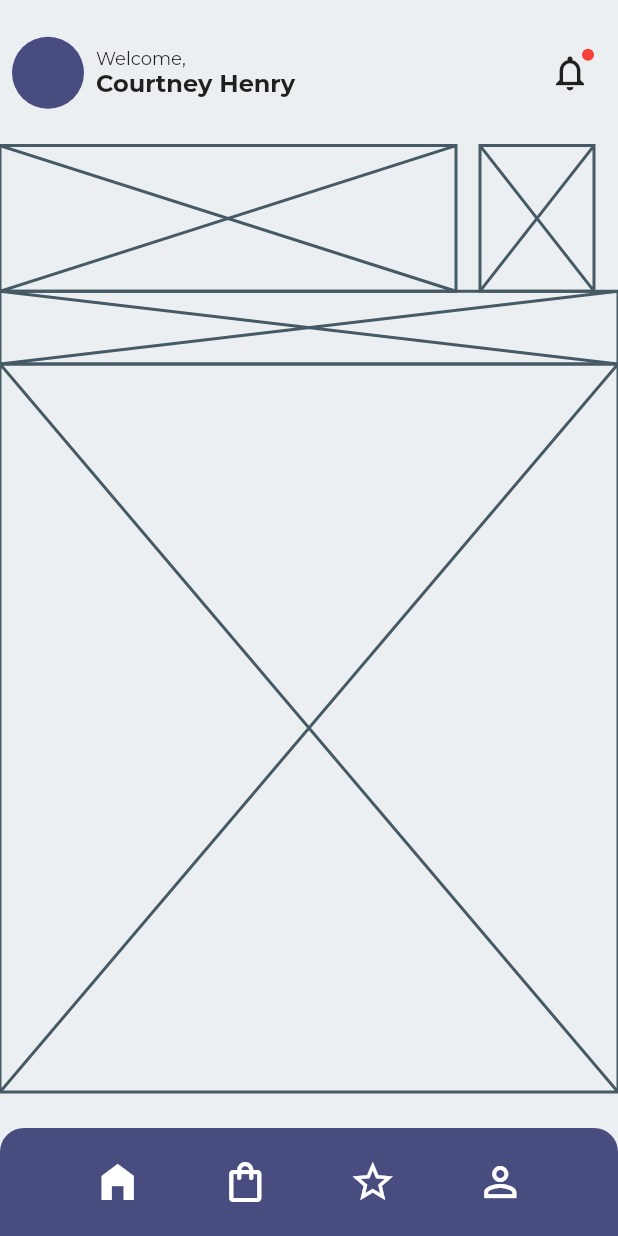
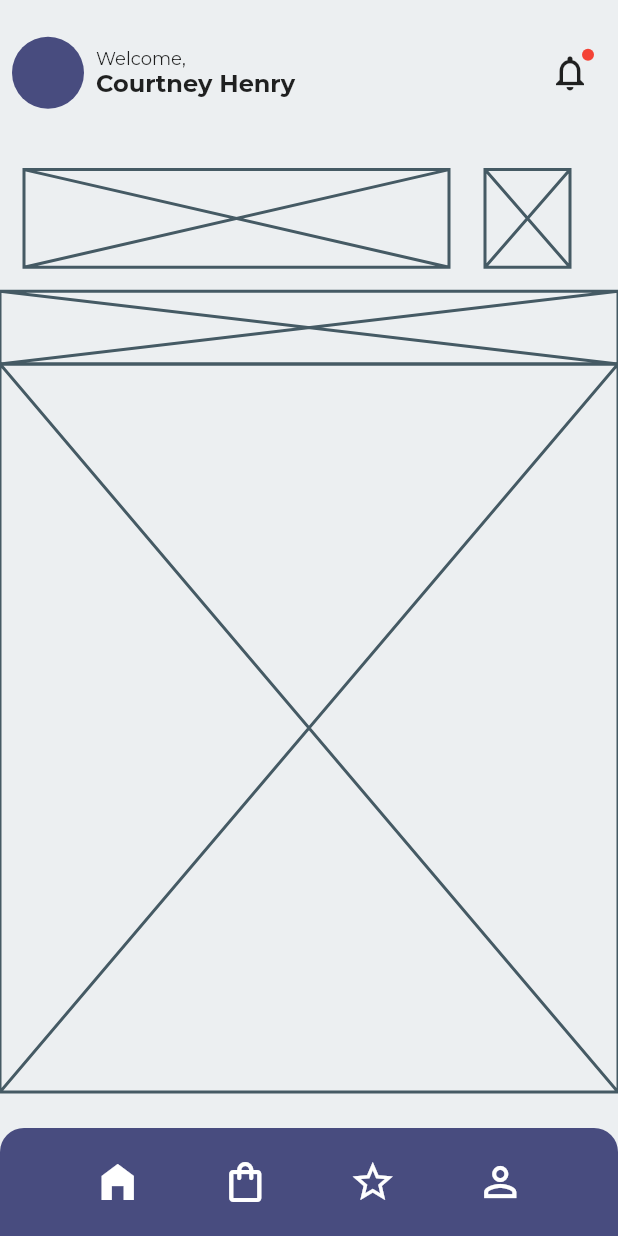
Before and after one commit to JAICHANGPARK/flutter_notebook_11th_story, a Flutter app: the screen it shows after launch, on a phone screen of 412 x 824 dp. Run offline on Flutter 3.47's test engine with Material 2 defaults, Android fonts, the phone set to English and light mode, and no system bars; our stand-ins replace backdrop, badges, flutter_inner_drawer, flutter_slidable, flutter_swiper, google_fonts.

Commit message:
Update furniture_home_page.dart

```diff
--- a/lib/ep735_furniture_app/ui/furniture_home_page.dart
+++ b/lib/ep735_furniture_app/ui/furniture_home_page.dart
@@ -82,14 +82,16 @@ class _FurnitureHomePageState extends State<FurnitureHomePage> {
                       )),
                   Expanded(
                       flex: 2,
+                      child: Padding(
+                        padding: const EdgeInsets.all(16.0),
                         child: Row(
                           children: [
                             Expanded(
                               child: Placeholder(),
-                            flex: 8,
+                              flex: 10,
                             ),
                             SizedBox(
-                            width: 16,
+                              width: 24,
                             ),
                             Expanded(
                               child: Placeholder(),
@@ -99,6 +101,7 @@ class _FurnitureHomePageState extends State<FurnitureHomePage> {
                               width: 16,
                             ),
                           ],
+                        ),
                       )),
                   Expanded(flex: 1, child: Placeholder()),
                   Expanded(flex: 10, child: Placeholder()),
```
Lines whose indentation alone changed are shown as unchanged.
